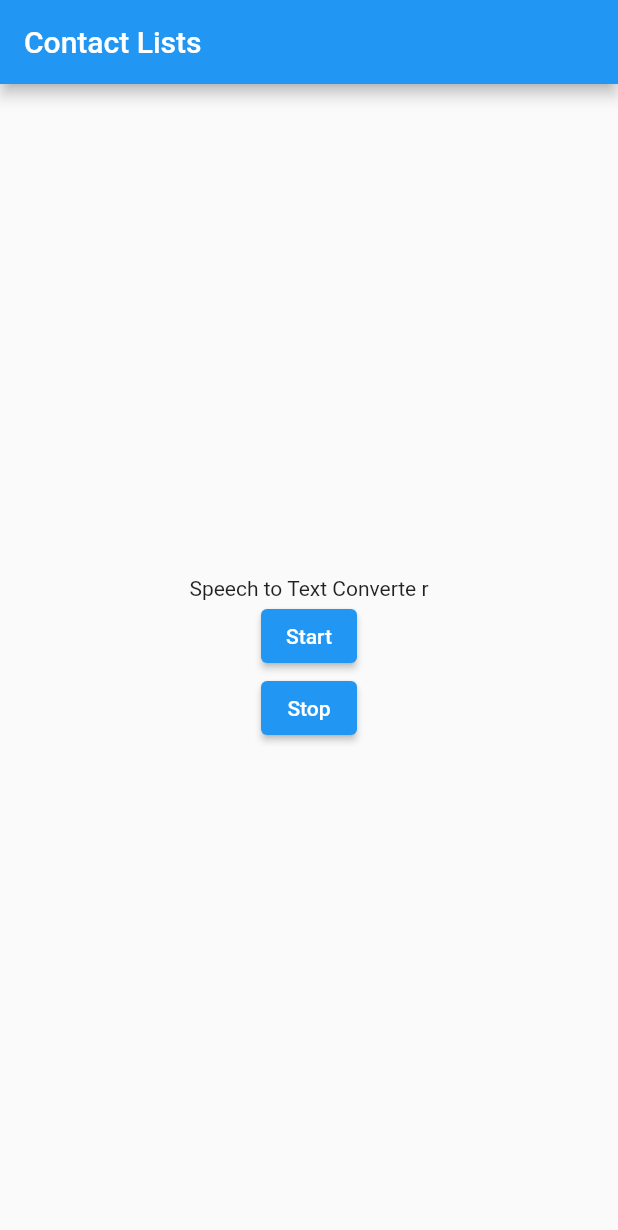
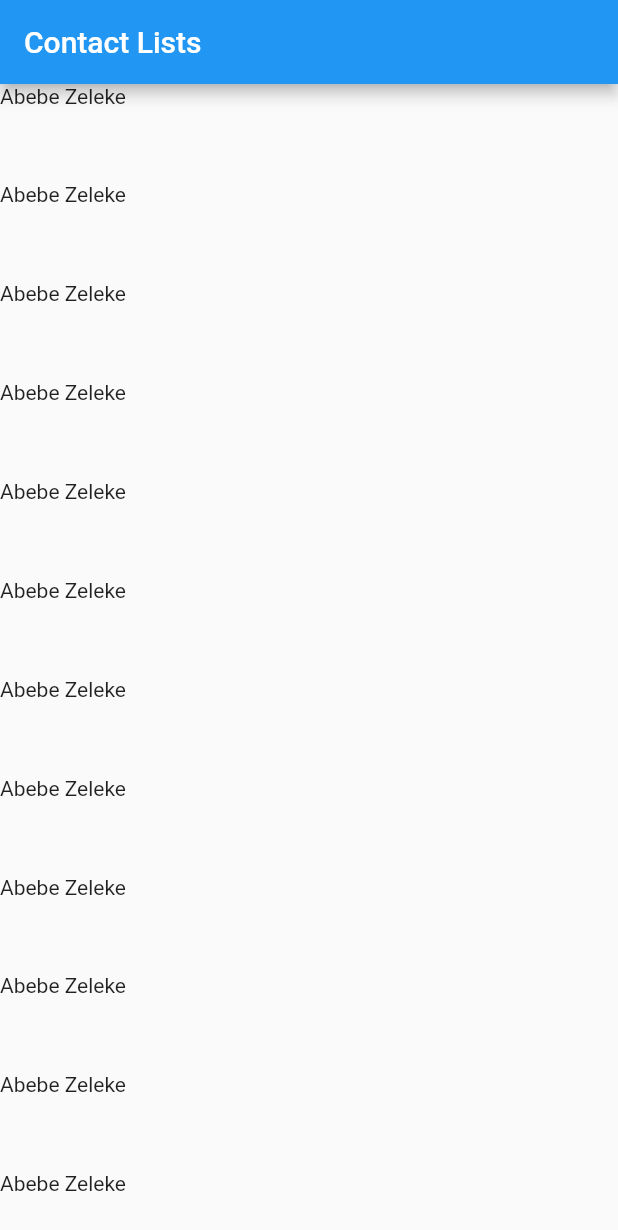
Before and after one commit to Ebenezerkifle/tata, a Flutter app: the screen it shows after launch, on a phone screen of 412 x 824 dp. Shown: the top 1230 px of the screen. Run offline on Flutter 3.47's test engine with Material 2 defaults, Android fonts, the phone set to English and light mode, and no system bars; our stand-ins replace permission_handler, speech_to_text.

Commit message:
Add My Project to Git

```diff
--- a/lib/main.dart
+++ b/lib/main.dart
@@ -7,7 +7,7 @@ import 'package:speech_to_text/speech_recognition_result.dart';
 import 'package:speech_to_text/speech_to_text.dart';
 import 'package:tata/presentation/pages/home_page.dart';
 
-void main() => runApp(const HomePage());
+void main() => runApp(const MaterialApp(home: HomePage()));
 
 class SpeechSampleApp extends StatefulWidget {
   const SpeechSampleApp({Key? key}) : super(key: key);
--- a/lib/presentation/pages/home_page.dart
+++ b/lib/presentation/pages/home_page.dart
@@ -1,5 +1,6 @@
 import 'package:flutter/material.dart';
 import 'package:permission_handler/permission_handler.dart';
+import 'package:tata/presentation/widgets/custom_list_widget.dart';
 
 class HomePage extends StatefulWidget {
   const HomePage({Key? key}) : super(key: key);
@@ -26,6 +27,8 @@ class _HomePageState extends State<HomePage> {
 
   Future<PermissionStatus> _getContactpermission() async {
     PermissionStatus permission = await Permission.contacts.status;
+    print('permission------------------------');
+    print(permission);
     // ignore: unrelated_type_equality_checks
     if (permission != Permission.contacts.isGranted &&
         // ignore: unrelated_type_equality_checks
@@ -44,17 +47,11 @@ class _HomePageState extends State<HomePage> {
         appBar: AppBar(
           title: const Text("Contact Lists"),
         ),
-        body: Center(
-          child: Column(
-            crossAxisAlignment: CrossAxisAlignment.center,
-            mainAxisAlignment: MainAxisAlignment.center,
-            children: [
-              const Text("Speech to Text Converte r"),
-              ElevatedButton(onPressed: () {}, child: const Text("Start")),
-              ElevatedButton(onPressed: () {}, child: const Text("Stop"))
-            ],
-          ),
-        ),
+        body: SingleChildScrollView(
+            physics: const BouncingScrollPhysics(),
+            child: Column(
+                children: List.generate(
+                    20, (index) => CustomeListWidget(context: context)))),
       ),
     );
   }
--- a/lib/presentation/widgets/custom_list_widget.dart
+++ b/lib/presentation/widgets/custom_list_widget.dart
@@ -0,0 +1,11 @@
+import 'package:flutter/material.dart';
+
+Widget CustomeListWidget({
+  required BuildContext context,
+}) {
+  return Container(
+    height: MediaQuery.of(context).size.height * 0.08,
+    width: MediaQuery.of(context).size.width,
+    child: Text("Abebe Zeleke"),
+  );
+}
```
Also changed, not shown: 2 other files.
